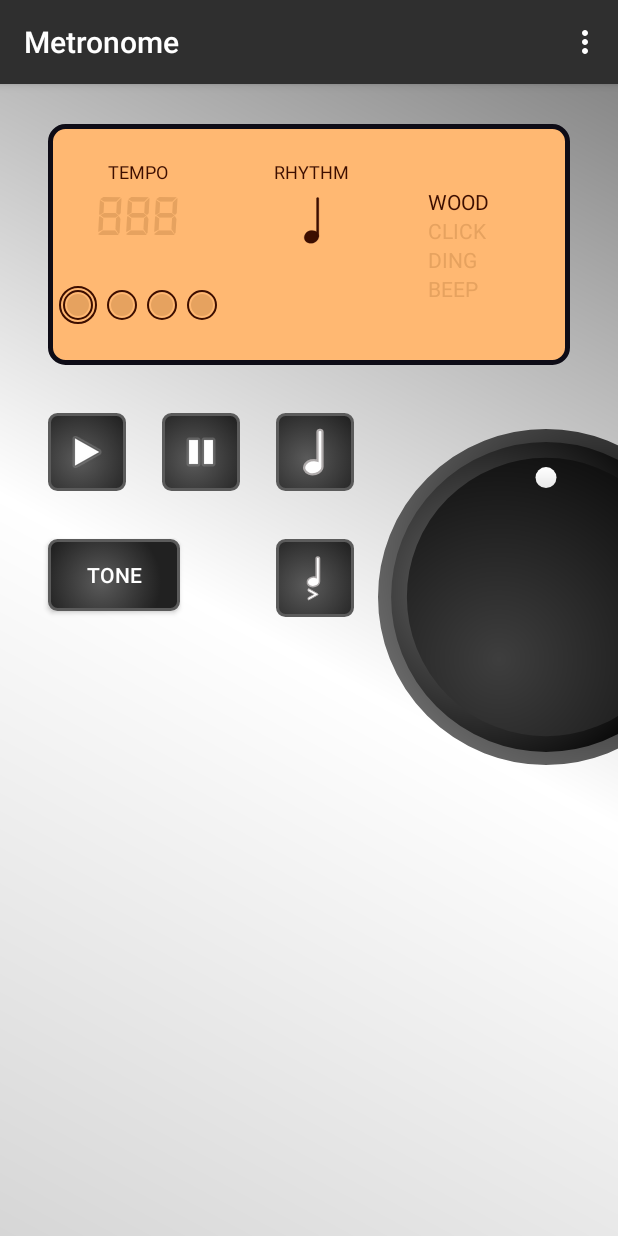
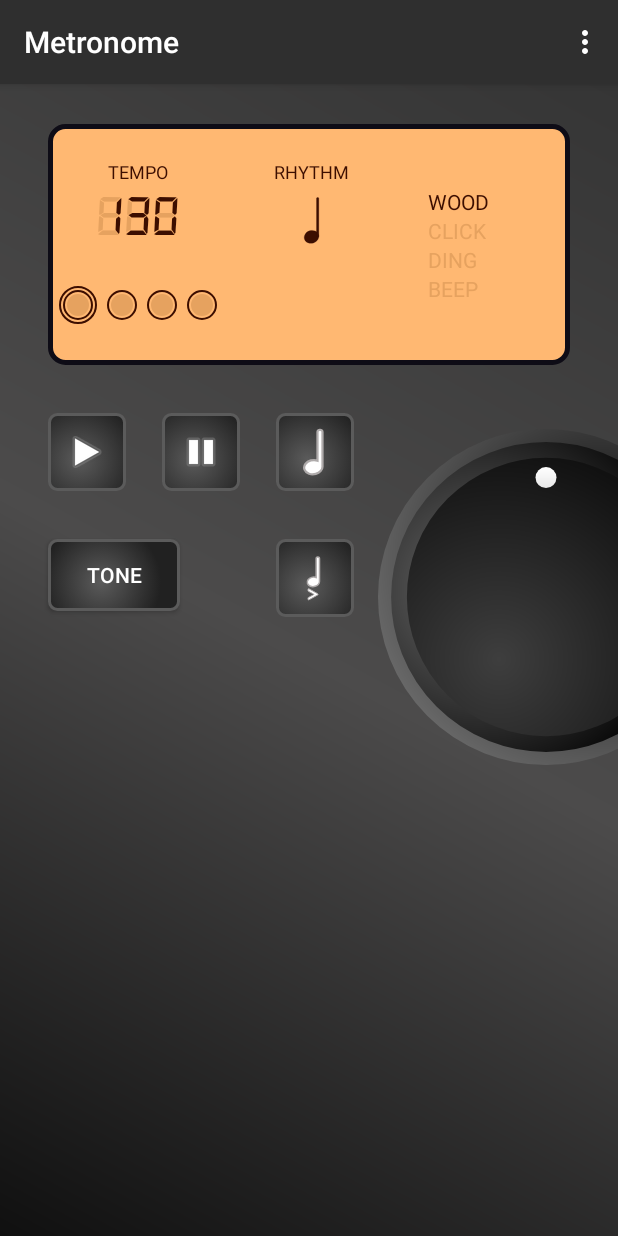
Before and after one commit to o4oren/android-kotlin-metronome, an Android app: the screen it shows after launch (MainActivity), on a phone screen of 412 x 824 dp. Run offline under Robolectric (Android 15) with nearby library versions, the phone set to English and light mode, and no system bars; our stand-ins replace navigation-ui; Roboto replaces fonts that are not available here; 1 statement that could not run was skipped.

Commit message:
Dark metallic background

```diff
--- a/app/src/main/java/geva/oren/android_kotlin_metronome/fragments/MetronomeFragment.kt
+++ b/app/src/main/java/geva/oren/android_kotlin_metronome/fragments/MetronomeFragment.kt
@@ -64,6 +64,7 @@ class MetronomeFragment : Fragment(),
         params.topMargin = 64
 
         rotary.listener = this
+        setBpmText(rotary.value)
     }
 
     private fun bindService() {
--- a/app/src/main/java/geva/oren/android_kotlin_metronome/services/MetronomeService.kt
+++ b/app/src/main/java/geva/oren/android_kotlin_metronome/services/MetronomeService.kt
@@ -27,7 +27,7 @@ class MetronomeService : Service() {
     private lateinit var soundPool: SoundPool
     private var tickJob: Job? = null
     private val coroutineScope = CoroutineScope(Dispatchers.Default)
-    var bpm = 128
+    var bpm = 130
     private var beatsPerMeasure = 4
     private var interval = 600
     var isPlaying = false
--- a/app/src/main/java/geva/oren/android_kotlin_metronome/views/RotaryKnob.kt
+++ b/app/src/main/java/geva/oren/android_kotlin_metronome/views/RotaryKnob.kt
@@ -27,6 +27,7 @@ class RotaryKnob(
     private var minValue = 0
     private val knobImageView: ImageView
     var listener: RotaryKnobListener? = null
+    var value = 130
 
     interface RotaryKnobListener {
         fun onRotate(value: Int)
@@ -143,7 +144,7 @@ class RotaryKnob(
 
                 // Calculate rotary value
                 val divider = 300f / (maxValue - minValue)
-                val value = ((scaleDegrees / divider) + minValue).toInt()
+                value = ((scaleDegrees / divider) + minValue).toInt()
                 if (listener != null) listener!!.onRotate(value)
                 true //consumed
             } else false
--- a/app/src/main/res/drawable/silver_gradient.xml
+++ b/app/src/main/res/drawable/metronome_background_gradient.xml
@@ -1,9 +1,9 @@
 <?xml version="1.0" encoding="utf-8"?>
 <shape xmlns:android="http://schemas.android.com/apk/res/android" android:shape="rectangle" >
     <gradient
-        android:startColor="#D6D6D6"
-        android:centerColor="#FFFFFF"
-        android:endColor="#878787"
+        android:startColor="#101010"
+        android:centerColor="#4C4B4B"
+        android:endColor="#353535"
         android:angle="45"/>
     <corners
         android:radius="0dp"/>
--- a/app/src/main/res/layout/metronome_fragment.xml
+++ b/app/src/main/res/layout/metronome_fragment.xml
@@ -5,7 +5,7 @@
     android:id="@+id/digitalMetronomeLayout"
     android:layout_width="match_parent"
     android:layout_height="match_parent"
-    android:background="@drawable/silver_gradient"
+    android:background="@drawable/metronome_background_gradient"
     tools:context="geva.oren.android_kotlin_metronome.fragments.MetronomeFragment">
 
     <androidx.constraintlayout.widget.ConstraintLayout
```
